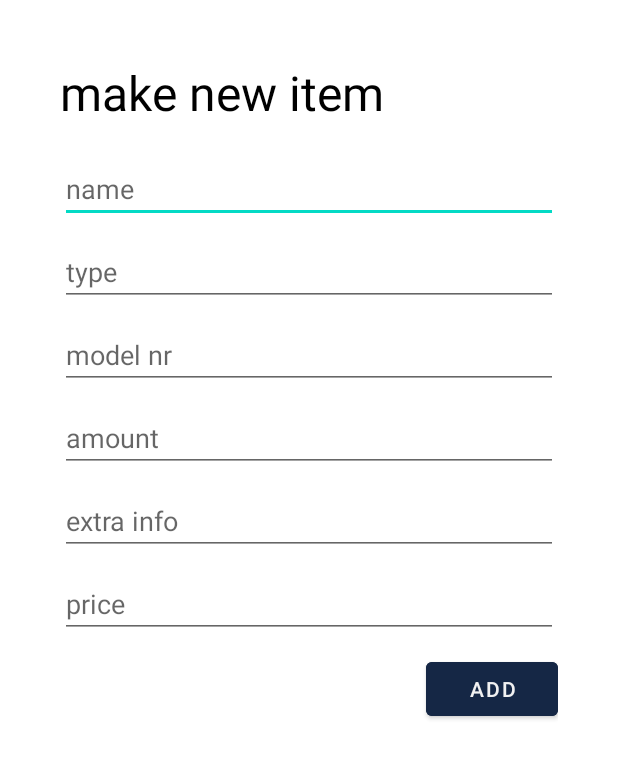
After one commit to dumbeldore2/GIP_5_MOBILE, an Android app: the layout activity_main2_dialog.xml on its own in the app's theme, with its tools: preview values and no code run, on a phone screen of 412 x 824 dp. The commit adds this screen. Shown: the top 759 px of the screen. Run offline under Robolectric (Android 15) with nearby library versions, the phone set to English and light mode, and no system bars; network calls fail.

Commit message:
items kunnen worden toegevoegd

```diff
--- a/app/src/main/java/com/example/gip_5_mobile/MainActivity.java
+++ b/app/src/main/java/com/example/gip_5_mobile/MainActivity.java
@@ -135,7 +135,6 @@ public class MainActivity extends AppCompatActivity {
         textView2.setOnClickListener(new View.OnClickListener() {
             @Override public void onClick(View v) {
 
-                System.out.println("llo");
                 final Dialog dialog = new Dialog(MainActivity.this);
                 //title ios meegegeven dus niet nodig
                 dialog.requestWindowFeature(Window.FEATURE_NO_TITLE);
--- /dev/null
+++ b/app/src/main/res/layout/activity_main2_dialog.xml
@@ -0,0 +1,111 @@
+<?xml version="1.0" encoding="utf-8"?>
+<LinearLayout
+    xmlns:android="http://schemas.android.com/apk/res/android"
+    android:orientation="vertical"
+    android:layout_width="match_parent"
+    android:layout_height="wrap_content"
+
+    android:layout_margin="40dp">
+
+    <TextView
+        android:id="@+id/title"
+
+        android:layout_width="wrap_content"
+        android:layout_height="wrap_content"
+
+        android:text="make new item"
+        android:textSize="32dp"
+
+        android:textColor="@color/black"
+
+        android:layout_marginBottom="20dp"/>
+
+    <EditText
+        android:id="@+id/edit_text_1"
+
+        android:layout_width="match_parent"
+        android:layout_height="wrap_content"
+
+        android:hint="name"
+        android:textColor="@color/black"
+        android:inputType="text"
+        android:imeOptions="actionNext"
+
+        android:layout_marginBottom="10dp"/>
+
+    <EditText
+        android:id="@+id/edit_text_2"
+
+        android:layout_width="match_parent"
+        android:layout_height="wrap_content"
+
+        android:hint="type"
+        android:textColor="@color/black"
+        android:inputType="text"
+        android:imeOptions="actionNext"
+
+        android:layout_marginBottom="10dp"/>
+
+    <EditText
+        android:id="@+id/edit_text_3"
+
+        android:layout_width="match_parent"
+        android:layout_height="wrap_content"
+
+        android:hint="model nr"
+        android:textColor="@color/black"
+        android:inputType="number"
+        android:imeOptions="actionNext"
+
+        android:layout_marginBottom="10dp"/>
+
+    <EditText
+        android:id="@+id/edit_text_4"
+
+        android:layout_width="match_parent"
+        android:layout_height="wrap_content"
+
+        android:hint="amount"
+        android:textColor="@color/black"
+        android:inputType="number"
+        android:imeOptions="actionNext"
+
+        android:layout_marginBottom="10dp"/>
+
+    <EditText
+        android:id="@+id/edit_text_5"
+
+        android:layout_width="match_parent"
+        android:layout_height="wrap_content"
+
+        android:hint="extra info"
+        android:textColor="@color/black"
+        android:inputType="text"
+        android:imeOptions="actionNext"
+
+        android:layout_marginBottom="10dp"/>
+
+    <EditText
+        android:id="@+id/edit_text_6"
+
+        android:layout_width="match_parent"
+        android:layout_height="wrap_content"
+
+        android:hint="price"
+        android:textColor="@color/black"
+        android:inputType="number"
+        android:imeOptions="actionDone"
+
+        android:layout_marginBottom="10dp"/>
+
+    <Button
+        android:id="@+id/button"
+
+        android:layout_width="wrap_content"
+        android:layout_height="wrap_content"
+
+        android:backgroundTint="@color/darkblue"
+        android:text="add"
+
+        android:layout_gravity="right"/>
+</LinearLayout>
```
Also changed, not shown: app/src/main/java/com/example/gip_5_mobile/MainActivity2.java (+126 -1 lines), app/src/main/res/layout/activity_main2.xml (+3 -22 lines).
